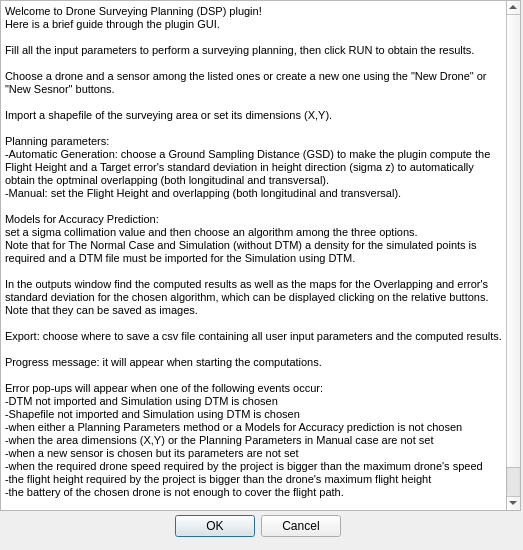
The window that PluginFiles/HELP_dialog.ui (Marta1Rossi/DSP) describes before a commit, drawn with Qt 5.
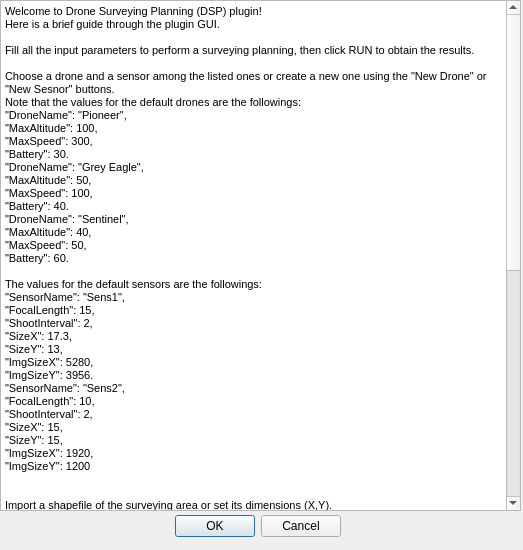
The same window after the commit.

```diff
--- a/PluginFiles/HELP_dialog.ui
+++ b/PluginFiles/HELP_dialog.ui
@@ -49,6 +49,36 @@
 &lt;p style=&quot; margin-top:0px; margin-bottom:0px; margin-left:0px; margin-right:0px; -qt-block-indent:0; text-indent:0px;&quot;&gt;&lt;span style=&quot; font-size:8pt;&quot;&gt;Fill all the input parameters to perform a surveying planning, then click RUN to obtain the results.&lt;/span&gt;&lt;/p&gt;
 &lt;p style=&quot;-qt-paragraph-type:empty; margin-top:0px; margin-bottom:0px; margin-left:0px; margin-right:0px; -qt-block-indent:0; text-indent:0px; font-size:8pt;&quot;&gt;&lt;br /&gt;&lt;/p&gt;
 &lt;p style=&quot; margin-top:0px; margin-bottom:0px; margin-left:0px; margin-right:0px; -qt-block-indent:0; text-indent:0px;&quot;&gt;&lt;span style=&quot; font-size:8pt;&quot;&gt;Choose a drone and a sensor among the listed ones or create a new one using the &amp;quot;New Drone&amp;quot; or &amp;quot;New Sesnor&amp;quot; buttons.&lt;/span&gt;&lt;/p&gt;
+&lt;p style=&quot; margin-top:0px; margin-bottom:0px; margin-left:0px; margin-right:0px; -qt-block-indent:0; text-indent:0px;&quot;&gt;&lt;span style=&quot; font-size:8pt;&quot;&gt;Note that the values for the default drones are the followings:&lt;/span&gt;&lt;/p&gt;
+&lt;p style=&quot; margin-top:0px; margin-bottom:0px; margin-left:0px; margin-right:0px; -qt-block-indent:0; text-indent:0px;&quot;&gt;&lt;span style=&quot; font-size:8pt;&quot;&gt;&amp;quot;DroneName&amp;quot;: &amp;quot;Pioneer&amp;quot;,&lt;/span&gt;&lt;/p&gt;
+&lt;p style=&quot; margin-top:0px; margin-bottom:0px; margin-left:0px; margin-right:0px; -qt-block-indent:0; text-indent:0px;&quot;&gt;&lt;span style=&quot; font-size:8pt;&quot;&gt;&amp;quot;MaxAltitude&amp;quot;: 100,&lt;/span&gt;&lt;/p&gt;
+&lt;p style=&quot; margin-top:0px; margin-bottom:0px; margin-left:0px; margin-right:0px; -qt-block-indent:0; text-indent:0px;&quot;&gt;&lt;span style=&quot; font-size:8pt;&quot;&gt;&amp;quot;MaxSpeed&amp;quot;: 300,&lt;/span&gt;&lt;/p&gt;
+&lt;p style=&quot; margin-top:0px; margin-bottom:0px; margin-left:0px; margin-right:0px; -qt-block-indent:0; text-indent:0px;&quot;&gt;&lt;span style=&quot; font-size:8pt;&quot;&gt;&amp;quot;Battery&amp;quot;: 30.&lt;/span&gt;&lt;/p&gt;
+&lt;p style=&quot; margin-top:0px; margin-bottom:0px; margin-left:0px; margin-right:0px; -qt-block-indent:0; text-indent:0px;&quot;&gt;&lt;span style=&quot; font-size:8pt;&quot;&gt;&amp;quot;DroneName&amp;quot;: &amp;quot;Grey Eagle&amp;quot;,&lt;/span&gt;&lt;/p&gt;
+&lt;p style=&quot; margin-top:0px; margin-bottom:0px; margin-left:0px; margin-right:0px; -qt-block-indent:0; text-indent:0px;&quot;&gt;&lt;span style=&quot; font-size:8pt;&quot;&gt;&amp;quot;MaxAltitude&amp;quot;: 50,&lt;/span&gt;&lt;/p&gt;
+&lt;p style=&quot; margin-top:0px; margin-bottom:0px; margin-left:0px; margin-right:0px; -qt-block-indent:0; text-indent:0px;&quot;&gt;&lt;span style=&quot; font-size:8pt;&quot;&gt;&amp;quot;MaxSpeed&amp;quot;: 100,&lt;/span&gt;&lt;/p&gt;
+&lt;p style=&quot; margin-top:0px; margin-bottom:0px; margin-left:0px; margin-right:0px; -qt-block-indent:0; text-indent:0px;&quot;&gt;&lt;span style=&quot; font-size:8pt;&quot;&gt;&amp;quot;Battery&amp;quot;: 40.&lt;/span&gt;&lt;/p&gt;
+&lt;p style=&quot; margin-top:0px; margin-bottom:0px; margin-left:0px; margin-right:0px; -qt-block-indent:0; text-indent:0px;&quot;&gt;&lt;span style=&quot; font-size:8pt;&quot;&gt;&amp;quot;DroneName&amp;quot;: &amp;quot;Sentinel&amp;quot;,&lt;/span&gt;&lt;/p&gt;
+&lt;p style=&quot; margin-top:0px; margin-bottom:0px; margin-left:0px; margin-right:0px; -qt-block-indent:0; text-indent:0px;&quot;&gt;&lt;span style=&quot; font-size:8pt;&quot;&gt;&amp;quot;MaxAltitude&amp;quot;: 40,&lt;/span&gt;&lt;/p&gt;
+&lt;p style=&quot; margin-top:0px; margin-bottom:0px; margin-left:0px; margin-right:0px; -qt-block-indent:0; text-indent:0px;&quot;&gt;&lt;span style=&quot; font-size:8pt;&quot;&gt;&amp;quot;MaxSpeed&amp;quot;: 50,&lt;/span&gt;&lt;/p&gt;
+&lt;p style=&quot; margin-top:0px; margin-bottom:0px; margin-left:0px; margin-right:0px; -qt-block-indent:0; text-indent:0px;&quot;&gt;&lt;span style=&quot; font-size:8pt;&quot;&gt;&amp;quot;Battery&amp;quot;: 60.&lt;/span&gt;&lt;/p&gt;
+&lt;p style=&quot;-qt-paragraph-type:empty; margin-top:0px; margin-bottom:0px; margin-left:0px; margin-right:0px; -qt-block-indent:0; text-indent:0px; font-size:8pt;&quot;&gt;&lt;br /&gt;&lt;/p&gt;
+&lt;p style=&quot; margin-top:0px; margin-bottom:0px; margin-left:0px; margin-right:0px; -qt-block-indent:0; text-indent:0px;&quot;&gt;&lt;span style=&quot; font-size:8pt;&quot;&gt;The values for the default sensors are the followings:&lt;/span&gt;&lt;/p&gt;
+&lt;p style=&quot; margin-top:0px; margin-bottom:0px; margin-left:0px; margin-right:0px; -qt-block-indent:0; text-indent:0px;&quot;&gt;&lt;span style=&quot; font-size:8pt;&quot;&gt;&amp;quot;SensorName&amp;quot;: &amp;quot;Sens1&amp;quot;,&lt;/span&gt;&lt;/p&gt;
+&lt;p style=&quot; margin-top:0px; margin-bottom:0px; margin-left:0px; margin-right:0px; -qt-block-indent:0; text-indent:0px;&quot;&gt;&lt;span style=&quot; font-size:8pt;&quot;&gt;&amp;quot;FocalLength&amp;quot;: 15,&lt;/span&gt;&lt;/p&gt;
+&lt;p style=&quot; margin-top:0px; margin-bottom:0px; margin-left:0px; margin-right:0px; -qt-block-indent:0; text-indent:0px;&quot;&gt;&lt;span style=&quot; font-size:8pt;&quot;&gt;&amp;quot;ShootInterval&amp;quot;: 2,&lt;/span&gt;&lt;/p&gt;
+&lt;p style=&quot; margin-top:0px; margin-bottom:0px; margin-left:0px; margin-right:0px; -qt-block-indent:0; text-indent:0px;&quot;&gt;&lt;span style=&quot; font-size:8pt;&quot;&gt;&amp;quot;SizeX&amp;quot;: 17.3,&lt;/span&gt;&lt;/p&gt;
+&lt;p style=&quot; margin-top:0px; margin-bottom:0px; margin-left:0px; margin-right:0px; -qt-block-indent:0; text-indent:0px;&quot;&gt;&lt;span style=&quot; font-size:8pt;&quot;&gt;&amp;quot;SizeY&amp;quot;: 13, &lt;/span&gt;&lt;/p&gt;
+&lt;p style=&quot; margin-top:0px; margin-bottom:0px; margin-left:0px; margin-right:0px; -qt-block-indent:0; text-indent:0px;&quot;&gt;&lt;span style=&quot; font-size:8pt;&quot;&gt;&amp;quot;ImgSizeX&amp;quot;: 5280,&lt;/span&gt;&lt;/p&gt;
+&lt;p style=&quot; margin-top:0px; margin-bottom:0px; margin-left:0px; margin-right:0px; -qt-block-indent:0; text-indent:0px;&quot;&gt;&lt;span style=&quot; font-size:8pt;&quot;&gt;&amp;quot;ImgSizeY&amp;quot;: 3956.&lt;/span&gt;&lt;/p&gt;
+&lt;p style=&quot; margin-top:0px; margin-bottom:0px; margin-left:0px; margin-right:0px; -qt-block-indent:0; text-indent:0px;&quot;&gt;&lt;span style=&quot; font-size:8pt;&quot;&gt;&amp;quot;SensorName&amp;quot;: &amp;quot;Sens2&amp;quot;,&lt;/span&gt;&lt;/p&gt;
+&lt;p style=&quot; margin-top:0px; margin-bottom:0px; margin-left:0px; margin-right:0px; -qt-block-indent:0; text-indent:0px;&quot;&gt;&lt;span style=&quot; font-size:8pt;&quot;&gt;&amp;quot;FocalLength&amp;quot;: 10,&lt;/span&gt;&lt;/p&gt;
+&lt;p style=&quot; margin-top:0px; margin-bottom:0px; margin-left:0px; margin-right:0px; -qt-block-indent:0; text-indent:0px;&quot;&gt;&lt;span style=&quot; font-size:8pt;&quot;&gt;&amp;quot;ShootInterval&amp;quot;: 2,&lt;/span&gt;&lt;/p&gt;
+&lt;p style=&quot; margin-top:0px; margin-bottom:0px; margin-left:0px; margin-right:0px; -qt-block-indent:0; text-indent:0px;&quot;&gt;&lt;span style=&quot; font-size:8pt;&quot;&gt;&amp;quot;SizeX&amp;quot;: 15,&lt;/span&gt;&lt;/p&gt;
+&lt;p style=&quot; margin-top:0px; margin-bottom:0px; margin-left:0px; margin-right:0px; -qt-block-indent:0; text-indent:0px;&quot;&gt;&lt;span style=&quot; font-size:8pt;&quot;&gt;&amp;quot;SizeY&amp;quot;: 15,&lt;/span&gt;&lt;/p&gt;
+&lt;p style=&quot; margin-top:0px; margin-bottom:0px; margin-left:0px; margin-right:0px; -qt-block-indent:0; text-indent:0px;&quot;&gt;&lt;span style=&quot; font-size:8pt;&quot;&gt;&amp;quot;ImgSizeX&amp;quot;: 1920,&lt;/span&gt;&lt;/p&gt;
+&lt;p style=&quot; margin-top:0px; margin-bottom:0px; margin-left:0px; margin-right:0px; -qt-block-indent:0; text-indent:0px;&quot;&gt;&lt;span style=&quot; font-size:8pt;&quot;&gt;&amp;quot;ImgSizeY&amp;quot;: 1200&lt;/span&gt;&lt;/p&gt;
+&lt;p style=&quot;-qt-paragraph-type:empty; margin-top:0px; margin-bottom:0px; margin-left:0px; margin-right:0px; -qt-block-indent:0; text-indent:0px; font-size:8pt;&quot;&gt;&lt;br /&gt;&lt;/p&gt;
 &lt;p style=&quot;-qt-paragraph-type:empty; margin-top:0px; margin-bottom:0px; margin-left:0px; margin-right:0px; -qt-block-indent:0; text-indent:0px; font-size:8pt;&quot;&gt;&lt;br /&gt;&lt;/p&gt;
 &lt;p style=&quot; margin-top:0px; margin-bottom:0px; margin-left:0px; margin-right:0px; -qt-block-indent:0; text-indent:0px;&quot;&gt;&lt;span style=&quot; font-size:8pt;&quot;&gt;Import a shapefile of the surveying area or set its dimensions (X,Y).&lt;/span&gt;&lt;/p&gt;
 &lt;p style=&quot;-qt-paragraph-type:empty; margin-top:0px; margin-bottom:0px; margin-left:0px; margin-right:0px; -qt-block-indent:0; text-indent:0px; font-size:8pt;&quot;&gt;&lt;br /&gt;&lt;/p&gt;
@@ -58,7 +88,7 @@
 &lt;p style=&quot;-qt-paragraph-type:empty; margin-top:0px; margin-bottom:0px; margin-left:0px; margin-right:0px; -qt-block-indent:0; text-indent:0px; font-size:8pt;&quot;&gt;&lt;br /&gt;&lt;/p&gt;
 &lt;p style=&quot; margin-top:0px; margin-bottom:0px; margin-left:0px; margin-right:0px; -qt-block-indent:0; text-indent:0px;&quot;&gt;&lt;span style=&quot; font-size:8pt;&quot;&gt;Models for Accuracy Prediction:&lt;/span&gt;&lt;/p&gt;
 &lt;p style=&quot; margin-top:0px; margin-bottom:0px; margin-left:0px; margin-right:0px; -qt-block-indent:0; text-indent:0px;&quot;&gt;&lt;span style=&quot; font-size:8pt;&quot;&gt;set a sigma collimation value and then choose an algorithm among the three options. &lt;/span&gt;&lt;/p&gt;
-&lt;p style=&quot; margin-top:0px; margin-bottom:0px; margin-left:0px; margin-right:0px; -qt-block-indent:0; text-indent:0px;&quot;&gt;&lt;span style=&quot; font-size:8pt;&quot;&gt;Note that for The Normal Case and Simulation (without DTM) a density for the simulated points is required and a DTM file must be imported for the Simulation using DTM.&lt;/span&gt;&lt;/p&gt;
+&lt;p style=&quot; margin-top:0px; margin-bottom:0px; margin-left:0px; margin-right:0px; -qt-block-indent:0; text-indent:0px;&quot;&gt;&lt;span style=&quot; font-size:8pt;&quot;&gt;Note that for The Normal Case and Simulation (without DTM) a density for the simulated points is required and a DTM file must be imported for the Simulation using DTM. The point density value is found by dividing the shortest area dimension by the factors: 15, 25, 35 for the Low, Medium, and High labels respectively. &lt;/span&gt;&lt;/p&gt;
 &lt;p style=&quot;-qt-paragraph-type:empty; margin-top:0px; margin-bottom:0px; margin-left:0px; margin-right:0px; -qt-block-indent:0; text-indent:0px; font-size:8pt;&quot;&gt;&lt;br /&gt;&lt;/p&gt;
 &lt;p style=&quot; margin-top:0px; margin-bottom:0px; margin-left:0px; margin-right:0px; -qt-block-indent:0; text-indent:0px;&quot;&gt;&lt;span style=&quot; font-size:8pt;&quot;&gt;In the outputs window find the computed results as well as the maps for the Overlapping and error's standard deviation for the chosen algorithm, which can be displayed clicking on the relative buttons.&lt;/span&gt;&lt;/p&gt;
 &lt;p style=&quot; margin-top:0px; margin-bottom:0px; margin-left:0px; margin-right:0px; -qt-block-indent:0; text-indent:0px;&quot;&gt;&lt;span style=&quot; font-size:8pt;&quot;&gt;Note that they can be saved as images.&lt;/span&gt;&lt;/p&gt;
```
